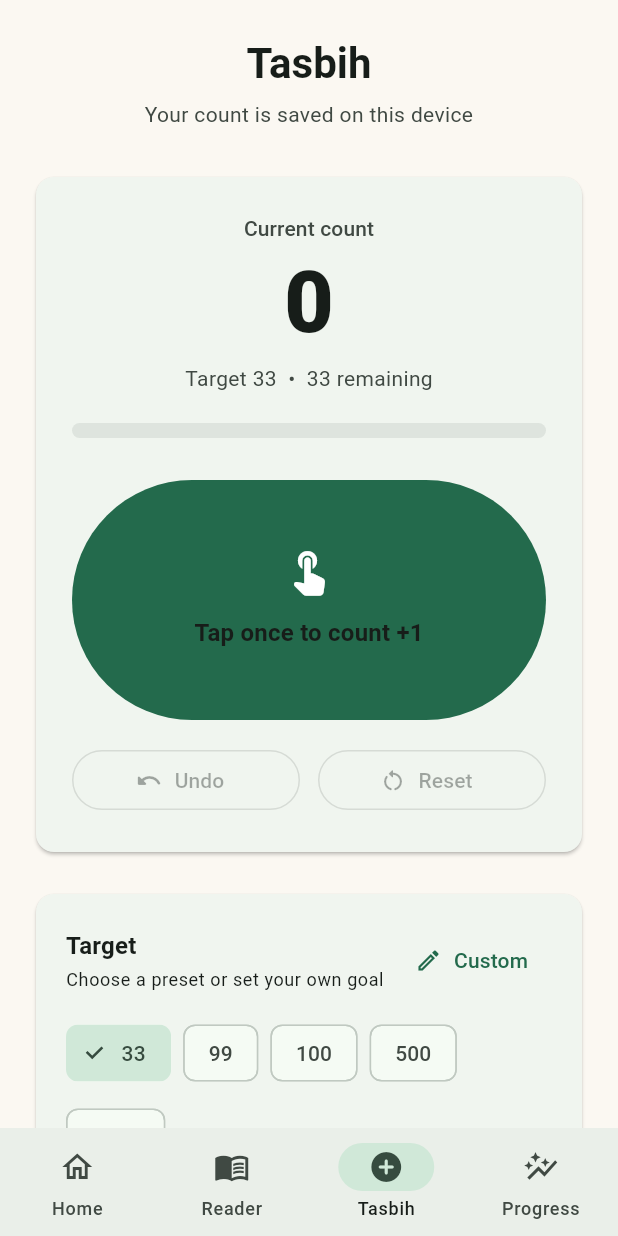
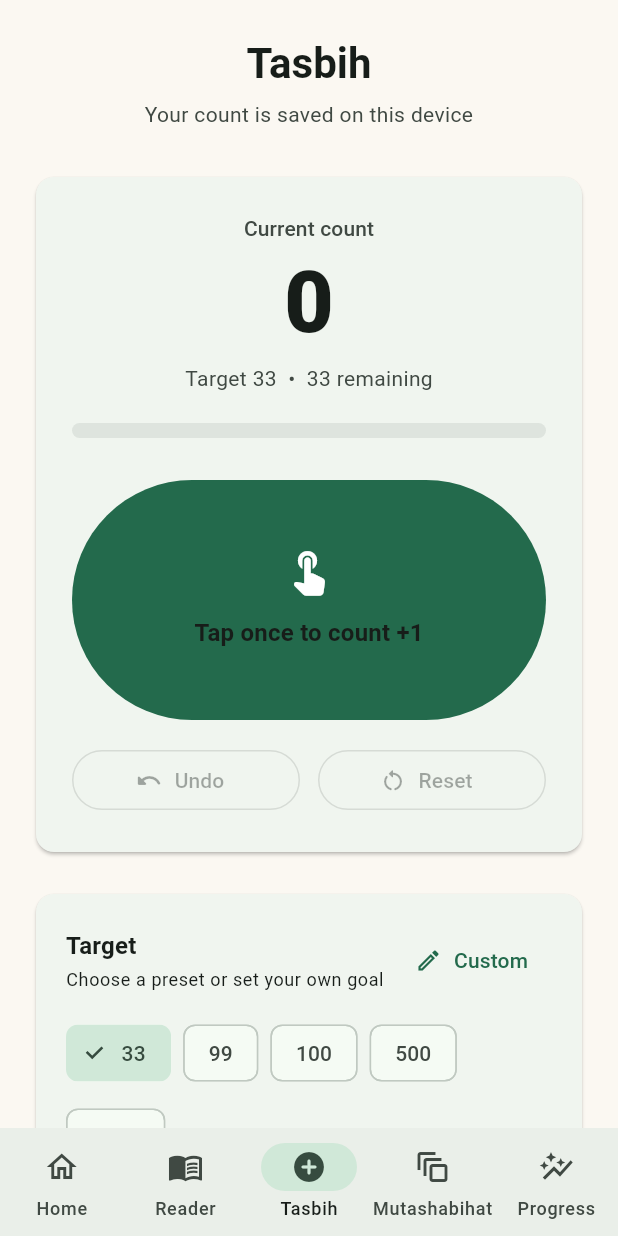
Before and after one commit to shahudtaha08-source/Hifz-companion, a Flutter app: the screen it shows after launch, item 3 of the bottom bar chosen, on a phone screen of 412 x 824 dp. Run offline on Flutter 3.47's test engine with Material 3 defaults, Android fonts, the light colour scheme and no system bars; our stand-ins replace flutter_svg, just_audio, shared_preferences; network calls fail.

Commit message:
Expose Mutashabihat as a flagship app navigation feature

```diff
--- a/flutter_app/lib/main.dart
+++ b/flutter_app/lib/main.dart
@@ -2,6 +2,7 @@ import 'package:flutter/material.dart';
 
 import 'core/app_theme.dart';
 import 'features/home/home_page.dart';
+import 'features/mutashabihat/mutashabihat_page.dart';
 import 'features/quran/quran_reader_page.dart';
 import 'features/tasbih/tasbih_page.dart';
 
@@ -40,6 +41,7 @@ class _AppShellState extends State<AppShell> {
       HomePage(onNavigate: _navigate),
       const QuranReaderPage(),
       const TasbihPage(),
+      const MutashabihatPage(),
       const _ProgressPlaceholder(),
     ];
 
@@ -53,6 +55,7 @@ class _AppShellState extends State<AppShell> {
           NavigationDestination(icon: Icon(Icons.home_outlined), selectedIcon: Icon(Icons.home_rounded), label: 'Home'),
           NavigationDestination(icon: Icon(Icons.menu_book_outlined), selectedIcon: Icon(Icons.menu_book_rounded), label: 'Reader'),
           NavigationDestination(icon: Icon(Icons.add_circle_outline), selectedIcon: Icon(Icons.add_circle_rounded), label: 'Tasbih'),
+          NavigationDestination(icon: Icon(Icons.auto_awesome_motion_outlined), selectedIcon: Icon(Icons.auto_awesome_motion_rounded), label: 'Mutashabihat'),
           NavigationDestination(icon: Icon(Icons.auto_graph_outlined), selectedIcon: Icon(Icons.auto_graph_rounded), label: 'Progress'),
         ],
       ),
@@ -133,7 +136,7 @@ class _ConstructionPage extends StatelessWidget {
                       child: Row(children: [
                         const Icon(Icons.info_outline_rounded),
                         const SizedBox(width: 10),
-                        Expanded(child: Text('Until this section is implemented, your Quran reading and Tasbih features remain separate and usable.')),
+                        Expanded(child: Text('Until this section is implemented, your Quran Reader, Mutashabihat Finder and Tasbih features remain separate and usable.')),
                       ]),
                     ),
                   ],
```
